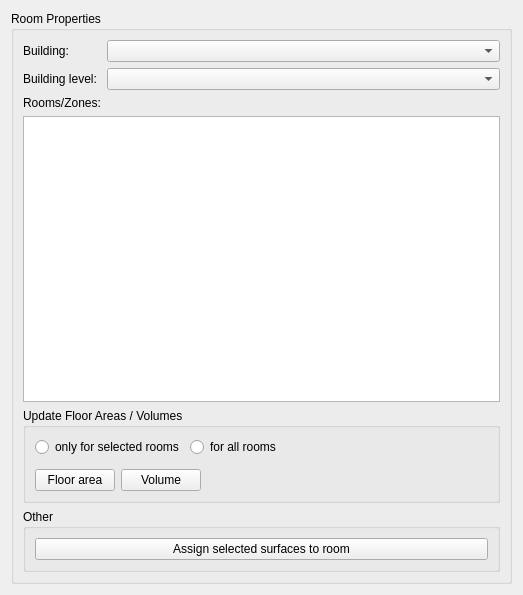
Qt form SIM-VICUS/src/SVPropBuildingZoneProperty.ui (ghorwin/SIM-VICUS) before a commit.
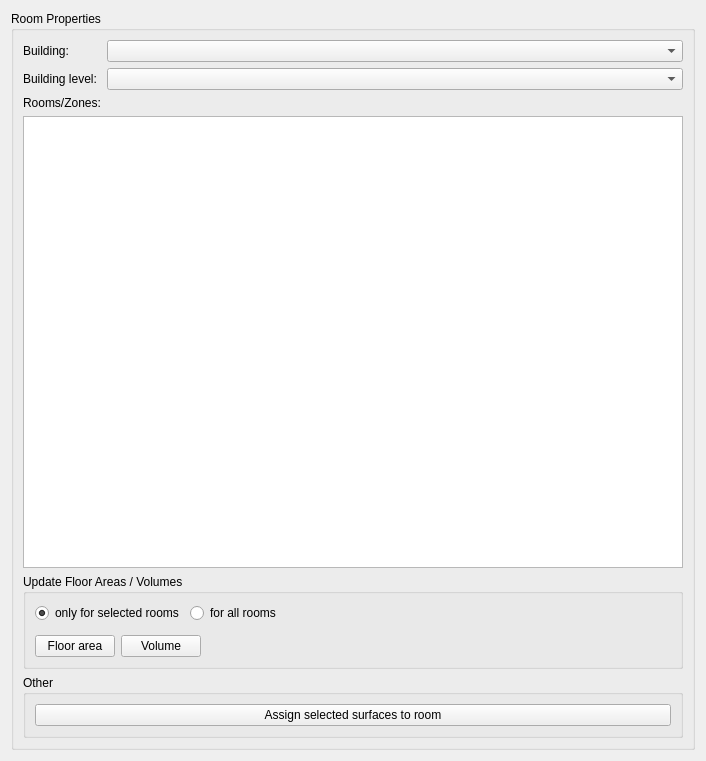
The same form after that commit.

Commit message: Updated radio button state

What changed in the file:
```diff
--- a/SIM-VICUS/src/SVPropBuildingZoneProperty.ui
+++ b/SIM-VICUS/src/SVPropBuildingZoneProperty.ui
@@ -6,8 +6,8 @@
    <rect>
     <x>0</x>
     <y>0</y>
-    <width>523</width>
-    <height>595</height>
+    <width>706</width>
+    <height>761</height>
    </rect>
   </property>
   <property name="windowTitle">
@@ -46,6 +46,9 @@
              <property name="text">
               <string>only for selected rooms</string>
              </property>
+             <property name="checked">
+              <bool>true</bool>
+             </property>
             </widget>
            </item>
            <item>
```
